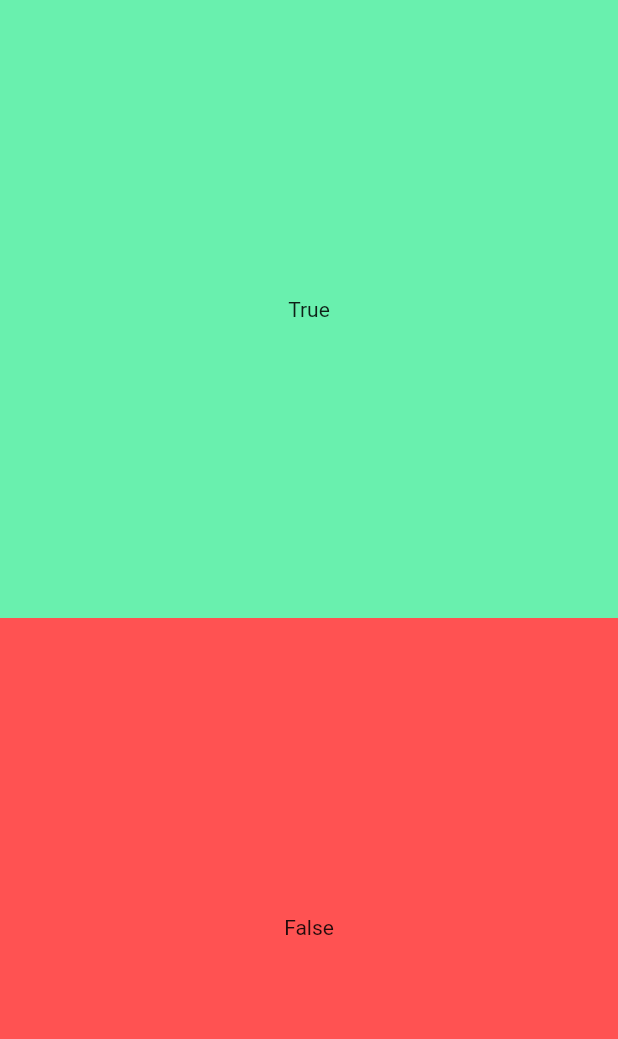
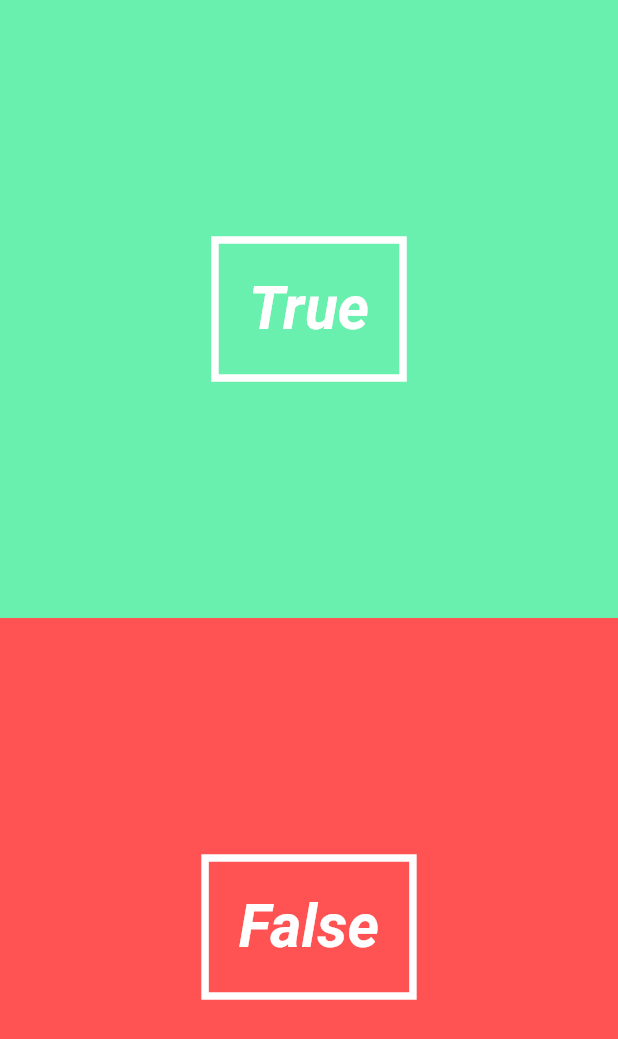
Before and after one commit to ntnthien/flutter-quiz, a Flutter app: the screen it shows after launch, on a phone screen of 412 x 824 dp. Shown: the top 1039 px of the screen. Run offline on Flutter 3.47's test engine with Material 2 defaults, Android fonts, the phone set to English and light mode, and no system bars.

Commit message:
styling Answer Button

```diff
--- a/lib/UI/answer_button.dart
+++ b/lib/UI/answer_button.dart
@@ -15,7 +15,17 @@ class AnswerButton extends StatelessWidget {
         onTap: () => _onTap(),
         child: new Center(
           child: new Container(
-            child: new Text(_answer == true ? "True" : "False"),
+            decoration: new BoxDecoration(
+                border: new Border.all(color: Colors.white, width: 5.0)),
+            padding: new EdgeInsets.all(20.0),
+            child: new Text(
+              _answer == true ? "True" : "False",
+              style: new TextStyle(
+                  color: Colors.white,
+                  fontWeight: FontWeight.bold,
+                  fontSize: 40.0,
+                  fontStyle: FontStyle.italic),
+            ),
           ),
         ),
       ),
```
